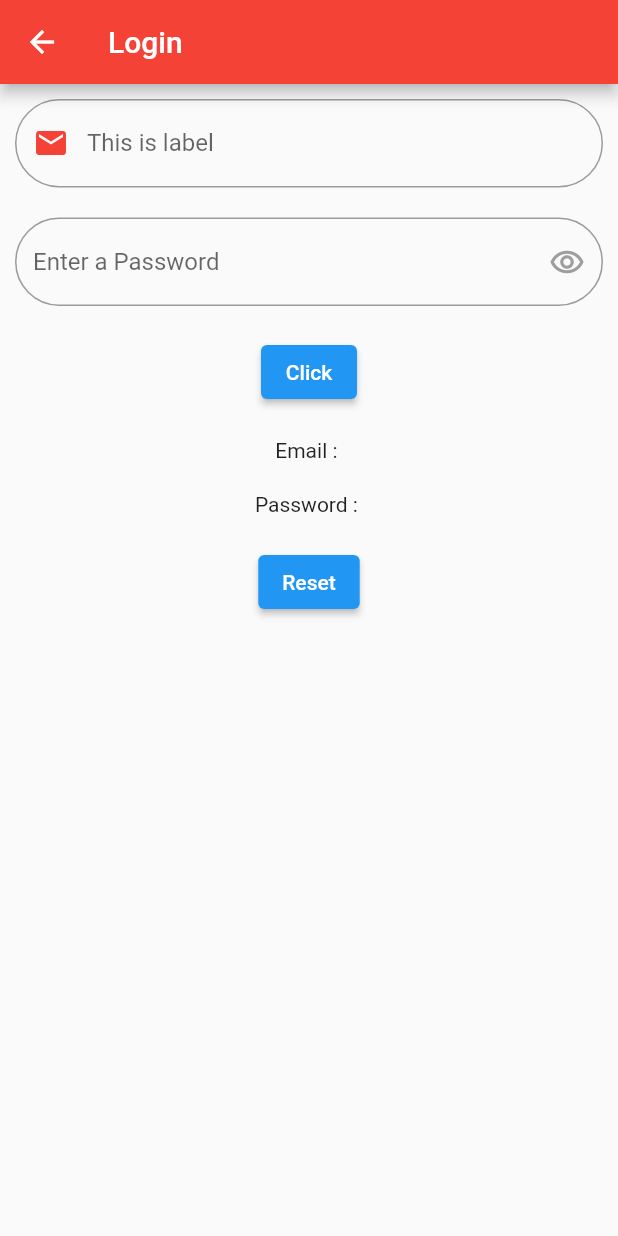
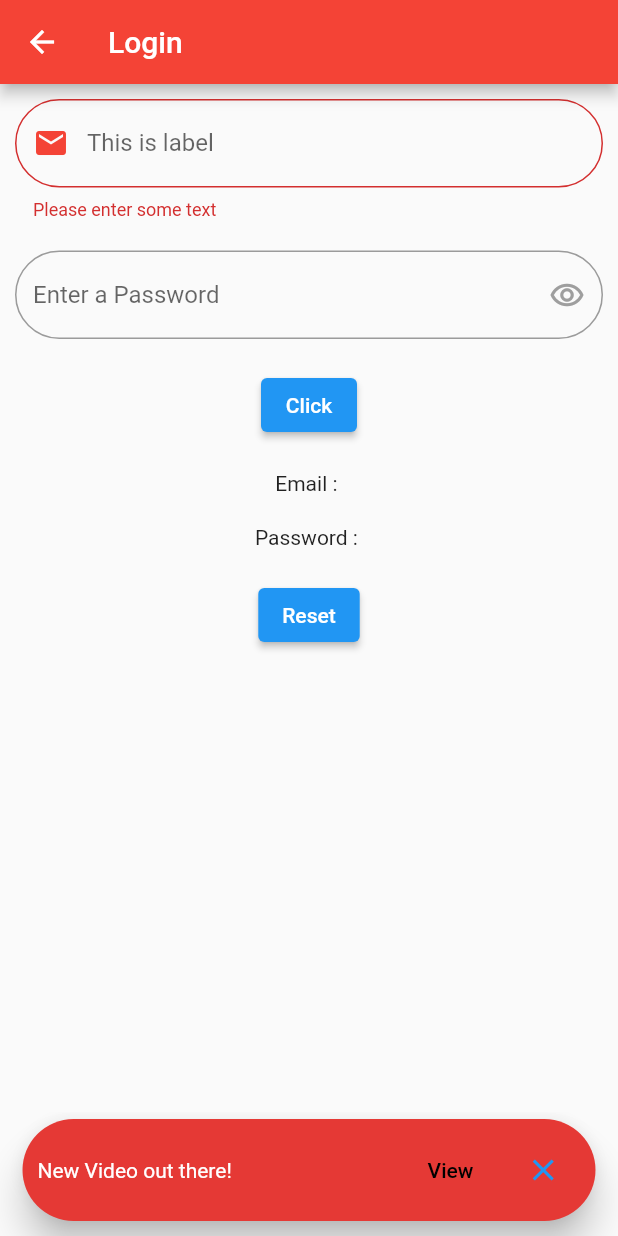
Before and after one commit to devatulparmar/batch730pm, a Flutter app: the LoginScreen screen opened by its route, after a tap on "Click", on a phone screen of 412 x 824 dp. Run offline on Flutter 3.47's test engine with Material 2 defaults, Android fonts, the phone set to English and light mode, and no system bars; our stand-ins replace cached_network_image.

Commit message:
text field with form validation

```diff
--- a/lib/login.dart
+++ b/lib/login.dart
@@ -13,6 +13,7 @@ class _LoginScreenState extends State<LoginScreen> {
   late TextEditingController _emailController;
   late TextEditingController _passwordController;
   String emailText = '';
+  final _formKey = GlobalKey<FormState>();
 
   @override
   void initState() {
@@ -28,7 +29,7 @@ class _LoginScreenState extends State<LoginScreen> {
     _passwordController.dispose();
   }
 
-  _clearData(){
+  _clearData() {
     _emailController.clear();
     _passwordController.clear();
   }
@@ -42,25 +43,15 @@ class _LoginScreenState extends State<LoginScreen> {
       ),
       body: Padding(
         padding: const EdgeInsets.all(10),
+        child: Form(
+          key: _formKey,
+          // autovalidateMode: AutovalidateMode.always,
+          onChanged: () {
+            Form.of(primaryFocus!.context!).save();
+          },
           child: Column(
             children: [
-
-            TextField(
-              controller: _emailController,
-              keyboardType: TextInputType.emailAddress,
-              textInputAction: TextInputAction.next,
-              onChanged: (String s){
-                emailText = s;
-               setState(() {});
-              },
-              readOnly: true,
-              // onSubmitted: (String s){
-              //   print('on submitted');
-              // },
-              // onEditingComplete: (){
-              //   print('Function called');
-              //   // FocusManager.instance.primaryFocus?.unfocus();
-              // },
+              TextFormField(
                 decoration: InputDecoration(
                   border: OutlineInputBorder(
                     borderRadius: BorderRadius.circular(35),
@@ -72,13 +63,56 @@ class _LoginScreenState extends State<LoginScreen> {
                     color: Colors.red,
                   ),
                 ),
+                onSaved: (String? value) {
+                  // This optional block of code can be used to run
+                  // code when the user saves the form.
+                },
+                validator: (String? s) {
+                  if (s == null || s.isEmpty) {
+                    return 'Please enter some text';
+                  }
+                  return null;
+                },
               ),
+
+              // const SizedBox(
+              //   height: 20,
+              // ),
+              // TextField(
+              //   controller: _emailController,
+              //   keyboardType: TextInputType.emailAddress,
+              //   textInputAction: TextInputAction.next,
+              //   onChanged: (String s){
+              //     emailText = s;
+              //    setState(() {});
+              //   },
+              //   // onSubmitted: (String s){
+              //   //   print('on submitted');
+              //   // },
+              //   // onEditingComplete: (){
+              //   //   print('Function called');
+              //   //   // FocusManager.instance.primaryFocus?.unfocus();
+              //   // },
+              //   decoration: InputDecoration(
+              //     border: OutlineInputBorder(
+              //       borderRadius: BorderRadius.circular(35),
+              //     ),
+              //     hintText: "Enter an Email",
+              //     label: const Text('This is label'),
+              //     prefixIcon: const Icon(
+              //       Icons.email,
+              //       color: Colors.red,
+              //     ),
+              //   ),
+              // ),
+
               const SizedBox(
                 height: 20,
               ),
               TextField(
                 controller: _passwordController,
                 obscureText: isObscureText,
+
                 decoration: InputDecoration(
                   border: OutlineInputBorder(
                     borderRadius: BorderRadius.circular(35),
@@ -106,6 +140,40 @@ class _LoginScreenState extends State<LoginScreen> {
                 onPressed: () {
                   _emailController.text;
                   _passwordController.text;
+
+                  if (_formKey.currentState!.validate() == true) {
+                   ScaffoldMessenger.of(context).showSnackBar(
+                      const SnackBar(
+                         content: Text('Success'),
+                        backgroundColor: Colors.green,
+                        padding: EdgeInsets.all(10),
+                       )
+                   );
+                  } else {
+                    ScaffoldMessenger.of(context).showSnackBar(
+                         SnackBar(
+                          content: Text('New Video out there!'),
+                          backgroundColor: Colors.red.shade600,
+                          padding: EdgeInsets.all(10),
+                          behavior: SnackBarBehavior.floating,
+                          elevation: 10,
+                          shape: RoundedRectangleBorder(
+                            borderRadius: BorderRadius.circular(35),
+                          ),
+                           duration: Duration(minutes: 5),
+                           action: SnackBarAction(
+                             onPressed: (){
+                               print('closed snack bar');
+                             },
+                             label: 'View',
+                             textColor: Colors.black,
+                           ),
+                           showCloseIcon: true,
+                           closeIconColor: Colors.blue,
+                           dismissDirection: DismissDirection.none,
+                        )
+                    );
+                  }
                   setState(() {});
                 },
                 child: const Text('Click'),
@@ -127,6 +195,7 @@ class _LoginScreenState extends State<LoginScreen> {
             ],
           ),
         ),
+      ),
     );
   }
 }
```
Lines whose indentation alone changed are shown as unchanged.
